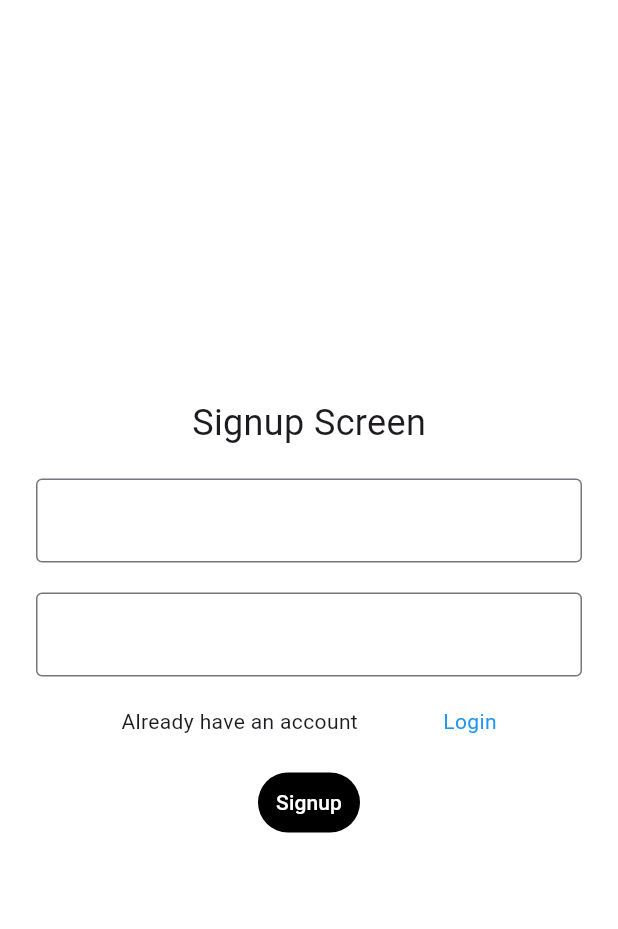
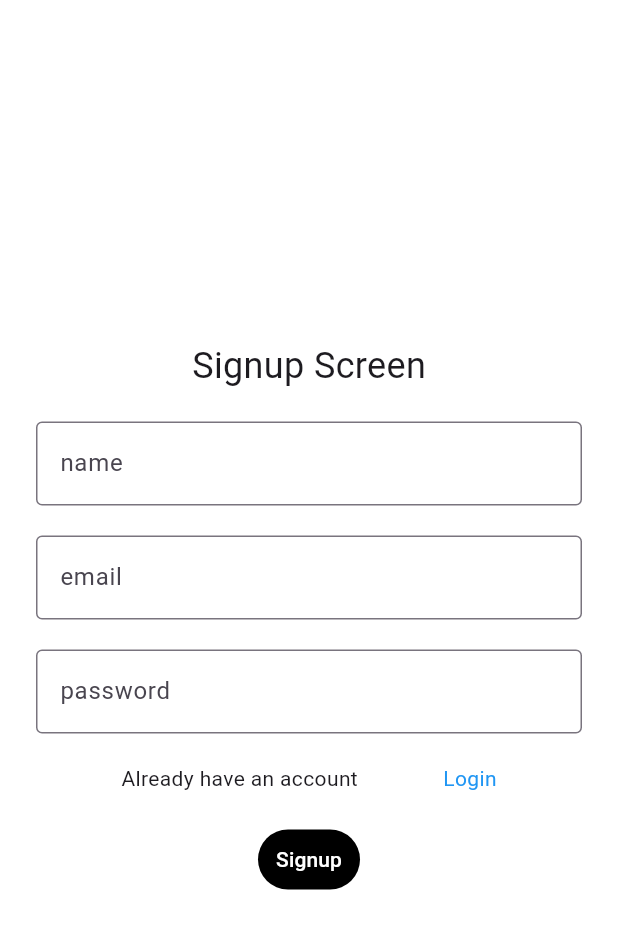
Before and after one commit to jb-git-code/NexEvent, a Flutter app: the screen it shows after launch, after a tap on "Signup", on a phone screen of 412 x 824 dp. Shown: the top 929 px of the screen. Run offline on Flutter 3.47's test engine with Material 3 defaults, Android fonts, the phone set to English and light mode, and no system bars; our stand-ins replace cloud_firestore, firebase_auth, firebase_core; accounts and stored records are empty.

Commit message:
Phase 2 Started

```diff
--- a/lib/main.dart
+++ b/lib/main.dart
@@ -2,6 +2,7 @@ import 'package:firebase_auth/firebase_auth.dart';
 import 'package:firebase_core/firebase_core.dart';
 import 'package:flutter/material.dart';
 import 'package:nexevent/firebase_options.dart';
+import 'package:nexevent/screens/auth/auth_gate.dart';
 import 'package:nexevent/screens/auth/home_page.dart';
 import 'package:nexevent/screens/auth/login_screen.dart';
 import 'package:nexevent/screens/auth/signup_screen.dart';
@@ -20,9 +21,7 @@ class MyApp extends StatelessWidget {
     return MaterialApp(
       debugShowCheckedModeBanner: false,
       theme: ThemeData(primaryColor: Colors.deepOrange),
-      home: (FirebaseAuth.instance.currentUser != null)
-          ? HomePage()
-          : loginScreen(),
+      home: AuthGate(),
     );
   }
 }
--- /dev/null
+++ b/lib/models/user_model.dart
@@ -0,0 +1,32 @@
+class UserModel {
+  final String uid;
+  final String name;
+  final String email;
+  final String role;
+
+  UserModel({
+    required this.uid,
+    required this.name,
+    required this.email,
+    required this.role,
+  });
+
+  Map<String, dynamic> toMap() {
+    return {
+      "uid": uid,
+      "name": name,
+      "email": email,
+      "role": role,
+    };
+  }
+  factory UserModel.fromMap(
+  Map<String,dynamic> map
+){
+  return UserModel(
+    uid: map["uid"],
+    name: map["name"],
+    email: map["email"],
+    role: map["role"],
+  );
+}
+}
--- /dev/null
+++ b/lib/screens/auth/auth_gate.dart
@@ -0,0 +1,28 @@
+import 'package:firebase_auth/firebase_auth.dart';
+import 'package:flutter/material.dart';
+import 'package:nexevent/screens/auth/home_page.dart';
+import 'login_screen.dart';
+
+class AuthGate extends StatelessWidget {
+  const AuthGate({super.key});
+
+  @override
+  Widget build(BuildContext context) {
+    return StreamBuilder<User?>(
+      stream: FirebaseAuth.instance.authStateChanges(),
+      builder: (context, snapshot) {
+        if (snapshot.connectionState == ConnectionState.waiting) {
+          return const Scaffold(
+            body: Center(child: CircularProgressIndicator()),
+          );
+        }
+
+        if (snapshot.hasData) {
+          return const HomePage();
+        }
+
+        return const loginScreen();
+      },
+    );
+  }
+}
--- a/lib/screens/auth/login_screen.dart
+++ b/lib/screens/auth/login_screen.dart
@@ -24,8 +24,8 @@ class _loginScreenState extends State<loginScreen> {
                 MaterialPageRoute(builder: (context) => HomePage()),
                 (route) => false,
               );
-    } catch (e) {
-      print(e);
+    } on FirebaseAuthException  catch (e) {
+      print(e.toString());
     }
   }
 
--- a/lib/screens/auth/signup_screen.dart
+++ b/lib/screens/auth/signup_screen.dart
@@ -1,3 +1,4 @@
+import 'package:cloud_firestore/cloud_firestore.dart';
 import 'package:firebase_auth/firebase_auth.dart';
 import 'package:flutter/material.dart';
 import 'package:nexevent/screens/auth/home_page.dart';
@@ -13,22 +14,39 @@ class SignupScreen extends StatefulWidget {
 class _SignupScreenState extends State<SignupScreen> {
   TextEditingController _email = TextEditingController();
   TextEditingController _password = TextEditingController();
+  TextEditingController _name = TextEditingController();
 
   Future<void> createAccount() async {
     try {
-      FirebaseAuth.instance.createUserWithEmailAndPassword(
+      // FirebaseAuth.instance.createUserWithEmailAndPassword(
+      //   email: _email.text.trim(),
+      //   password: _password.text.trim(),
+      // );
+      final snackbar = SnackBar(content: Text('Account Created'));
+      final FirebaseAuth _auth = FirebaseAuth.instance;
+      final FirebaseFirestore _firestore = FirebaseFirestore.instance;
+      final credential = await _auth.createUserWithEmailAndPassword(
         email: _email.text.trim(),
         password: _password.text.trim(),
       );
-      final snackbar = SnackBar(content: Text('Account Created'));
+      await _firestore.collection("users").doc(credential.user!.uid).set({
+        "uid": credential.user!.uid,
+
+        "name": _name.text.trim(),
+
+        "email": _email.text.trim(),
+
+        "role": "student",
+      });
       await ScaffoldMessenger.of(context).showSnackBar(snackbar);
       Navigator.pushAndRemoveUntil(
         context,
         MaterialPageRoute(builder: (context) => HomePage()),
         (route) => false,
       );
-    } catch (e) {
-      print(e);
+    } on FirebaseAuthException catch (e) {
+      final e_snackbar = SnackBar(content: Text(e.toString()));
+      ScaffoldMessenger.of(context).showSnackBar(e_snackbar);
     }
   }
 
@@ -46,13 +64,28 @@ class _SignupScreenState extends State<SignupScreen> {
                 Text('Signup Screen', style: TextStyle(fontSize: 24)),
                 SizedBox(height: 20),
                 TextField(
+                  controller: _name,
+                  decoration: InputDecoration(
+                    hintText: 'name',
+                    border: OutlineInputBorder(),
+                  ),
+                ),
+                SizedBox(height: 20),
+                TextField(
                   controller: _email,
-                  decoration: InputDecoration(border: OutlineInputBorder()),
+                  decoration: InputDecoration(
+                    hintText: 'email',
+                    border: OutlineInputBorder(),
+                  ),
                 ),
                 SizedBox(height: 20),
                 TextField(
                   controller: _password,
-                  decoration: InputDecoration(border: OutlineInputBorder()),
+                  obscureText: true,
+                  decoration: InputDecoration(
+                    hintText: 'password',
+                    border: OutlineInputBorder(),
+                  ),
                 ),
                 SizedBox(height: 20),
                 Row(
--- /dev/null
+++ b/lib/services/auth_service.dart
@@ -0,0 +1,46 @@
+import 'package:cloud_firestore/cloud_firestore.dart';
+import 'package:firebase_auth/firebase_auth.dart';
+import 'package:flutter/material.dart';
+import 'package:nexevent/screens/auth/login_screen.dart';
+
+class AuthService {
+  final FirebaseAuth _auth = FirebaseAuth.instance;
+  final FirebaseFirestore _firestore = FirebaseFirestore.instance;
+
+  Future<void> signUp({
+    required String name,
+    required String email,
+    required String password,
+  }) async {
+    final credential = await _auth.createUserWithEmailAndPassword(
+      email: email,
+      password: password,
+    );
+    await _firestore.collection("users").doc(credential.user!.uid).set({
+      "uid": credential.user!.uid,
+
+      "name": name,
+
+      "email": email,
+
+      "role": "student",
+    });
+  }
+
+  Future<UserCredential> login({
+    required String email,
+    required String password,
+  }) async {
+    return await _auth.signInWithEmailAndPassword(
+      email: email,
+      password: password,
+    );
+  }
+
+  Future<void> logout() async {
+    print("Logout clicked");
+    await _auth.signOut();
+
+    print("Logout done");
+  }
+}
```
Also changed, not shown: lib/screens/auth/home_page.dart (+3 -6 lines).
